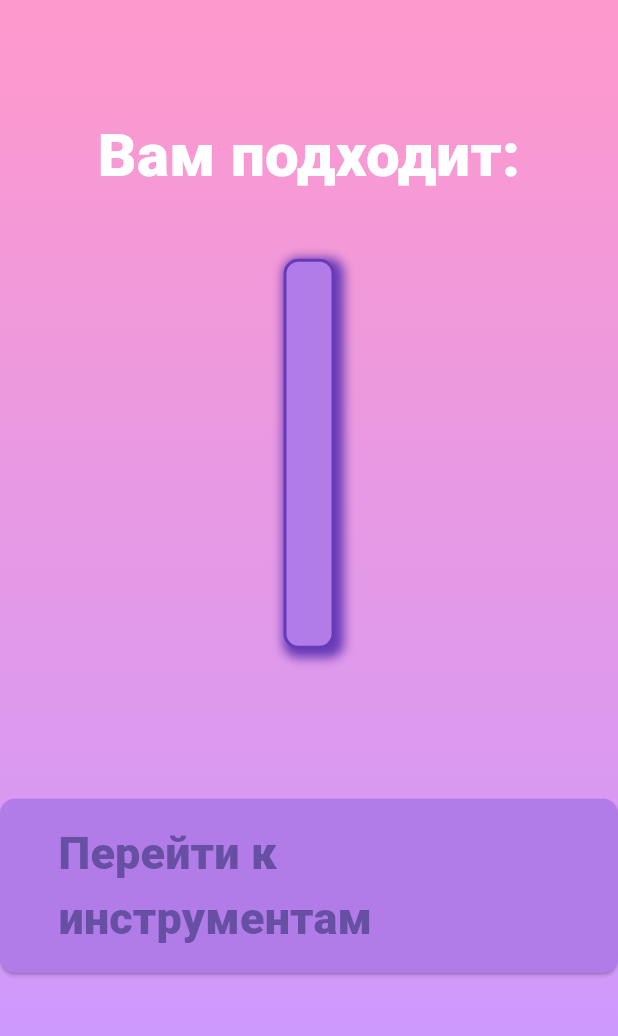
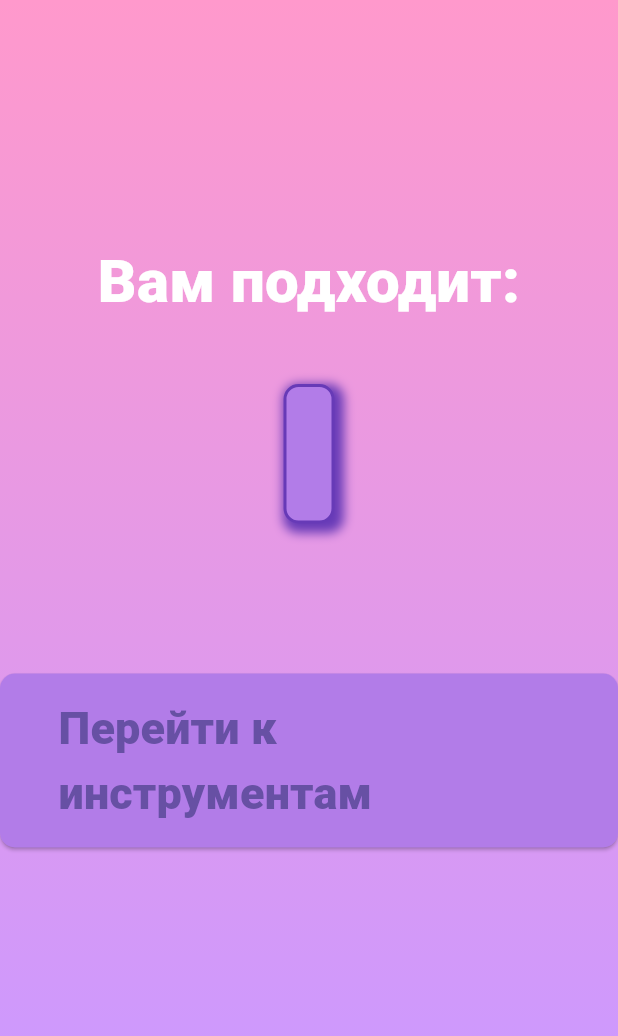
Before and after one commit to polinakhorkova/kursovaya, a Flutter app: the DEMOresultView screen opened directly with empty values, on a phone screen of 412 x 824 dp, the part 150-1186 px from its top. Run offline on Flutter 3.47's test engine with Material 3 defaults, Android fonts, the phone set to English and light mode, and no system bars; our stand-ins replace freezed_annotation, get.

Commit message:
heightofresult(singlechildscrollview)

```diff
--- a/lib/app/modules/filterDEMO/views/filter_d_e_m_o_view.dart
+++ b/lib/app/modules/filterDEMO/views/filter_d_e_m_o_view.dart
@@ -725,6 +725,7 @@ class DEMOresultView extends StatelessWidget {
         backgroundColor: Color.fromRGBO(178, 124, 232, 1),
       ),
       body: Container(
+
         decoration: BoxDecoration(
           gradient: LinearGradient(
             begin: Alignment.topCenter,
@@ -747,8 +748,13 @@ class DEMOresultView extends StatelessWidget {
                     color: Colors.white),
               ),
               SizedBox(height: 40),
+
+           // Expanded(
+            //  flex: 1,
+             // child:
               Container(
-                height: 260,
+
+
                 decoration: BoxDecoration(
                   color: Color.fromRGBO(178, 124, 232, 1),
                   borderRadius: BorderRadius.circular(10),
@@ -762,9 +768,15 @@ class DEMOresultView extends StatelessWidget {
                     ),
                   ],
                 ),
+
                 child: Column(
+
                   children: [
+                    SingleChildScrollView(
+                   child:
                     Flexible(
+                   // fit: FlexFit.tight,
+
                       child: Padding(
                         padding: EdgeInsets.only(
                             top: 15, left: 15, right: 15, bottom: 10),
@@ -778,9 +790,14 @@ class DEMOresultView extends StatelessWidget {
                         ),
                       ),
                     ),
+                    ),
+
                   ],
                 ),
+
               ),
+           //),
+
               SizedBox(height: 100),
               Padding(
                 padding: EdgeInsets.only(),
@@ -817,6 +834,7 @@ class DEMOresultView extends StatelessWidget {
           //       fontSize: 35, fontWeight: FontWeight.w800, color: Colors.white),
           // ),
         ),
+
       ),
     );
   }
```
